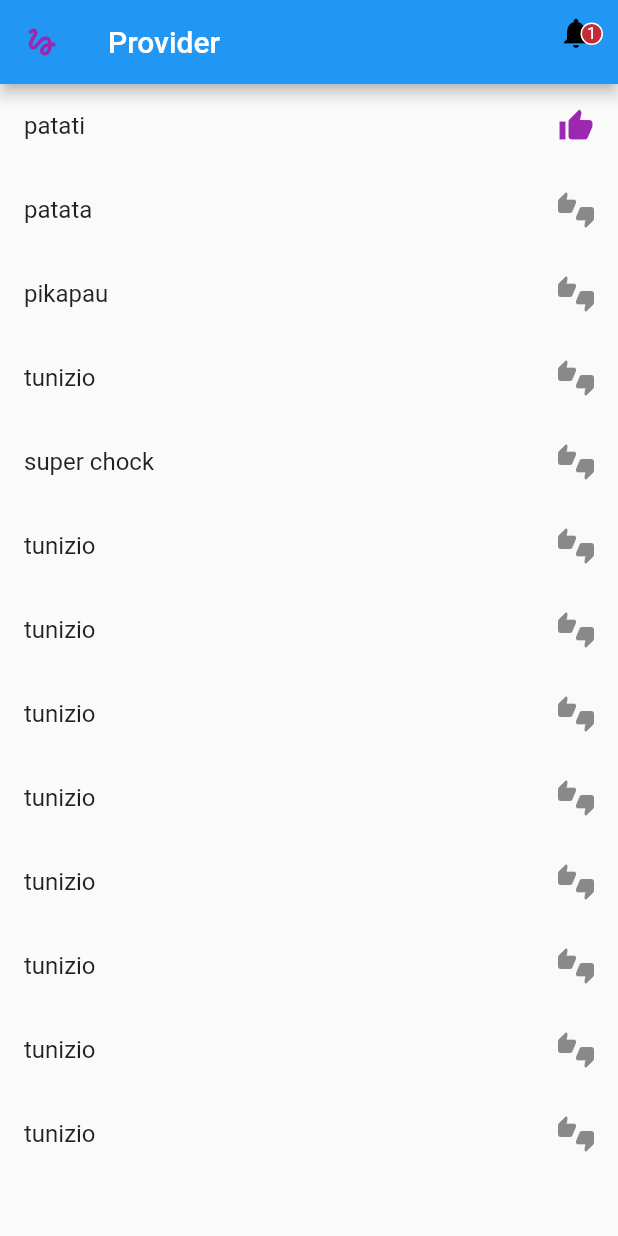
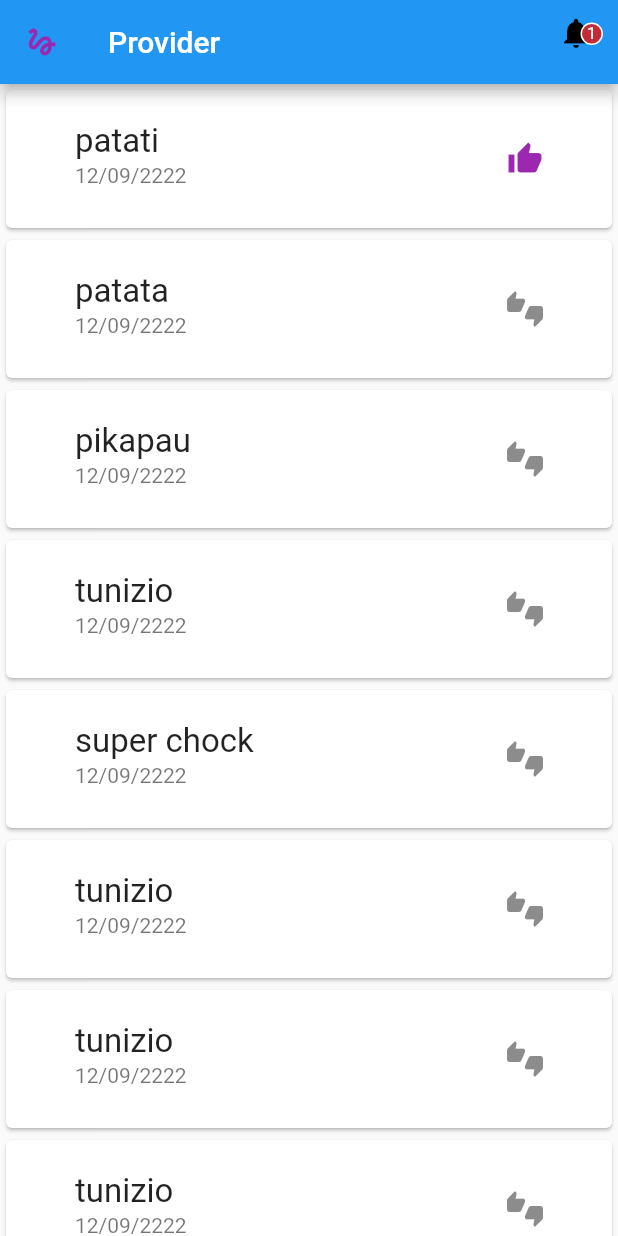
Before and after one commit to anderson-fruhauf/curso-flutter, a Flutter app: the screen it shows after launch, on a phone screen of 412 x 824 dp. Run offline on Flutter 3.47's test engine with Material 2 defaults, Android fonts, the phone set to English and light mode, and no system bars.

Commit message:
inclusão do card

```diff
--- a/lib/controller/heroes.controller.dart
+++ b/lib/controller/heroes.controller.dart
@@ -4,7 +4,7 @@ import 'package:flutter_curso/models/hero.model.dart';
 class HeroesController extends ChangeNotifier {
   List<HeroModel> heroes = [
     HeroModel(nome: 'patati', isFavorite: true),
-    HeroModel(nome: 'patata'),
+    HeroModel(nome: 'patata', tecnico: 'anderson'),
     HeroModel(nome: 'pikapau'),
     HeroModel(nome: 'tunizio'),
     HeroModel(nome: 'super chock'),
--- a/lib/models/hero.model.dart
+++ b/lib/models/hero.model.dart
@@ -1,6 +1,12 @@
 class HeroModel {
   String nome;
   bool isFavorite;
+  String data;
+  String tecnico;
 
-  HeroModel({this.nome, this.isFavorite = false});
+  HeroModel(
+      {this.nome,
+      this.isFavorite = false,
+      this.data = '12/09/2222',
+      this.tecnico = "anderson"});
 }
--- a/lib/pages/heroes.page.dart
+++ b/lib/pages/heroes.page.dart
@@ -45,17 +45,32 @@ class _MyHomePageState extends State<MyHeroPage> {
   }
 
   _buildItem(HeroModel heroModel, HeroesController heroesController) {
-    return ListTile(
+    return GestureDetector(
       onTap: () {
         heroesController.checkFavorito(heroModel);
       },
-      title: Text(heroModel.nome),
+      child: Card(
+        child: Padding(
+          padding: new EdgeInsets.symmetric(horizontal: 30, vertical: 10),
+          child: Stack(
+            children: <Widget>[
+              ListTile(
+                title: Text(
+                  heroModel.nome,
+                  style: TextStyle(fontSize: 22),
+                ),
+                subtitle: Text(heroModel.data),
                 trailing: heroModel.isFavorite
                     ? Icon(
                         Icons.thumb_up,
                         color: Colors.purple,
                       )
                     : Icon(Icons.thumbs_up_down),
+              ),
+            ],
+          ),
+        ),
+      ),
     );
   }
 
```
Lines whose indentation alone changed are shown as unchanged.
